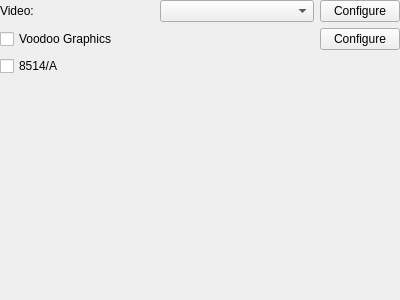
Above: src/qt/qt_settingsdisplay.ui from 86Box/86Box before the change. Below: the same form after it.
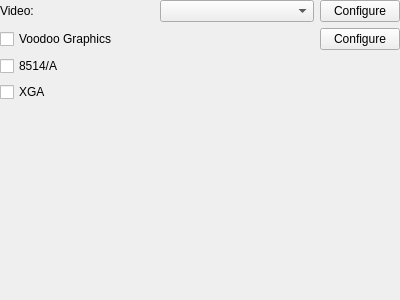
That is the form after the change.

```diff
--- a/src/qt/qt_settingsdisplay.ui
+++ b/src/qt/qt_settingsdisplay.ui
@@ -70,7 +70,14 @@
      </property>
     </widget>
    </item>
-   <item row="3" column="0">
+   <item row="3" column="0" colspan="2">
+    <widget class="QCheckBox" name="checkBoxXga">
+     <property name="text">
+      <string>XGA</string>
+     </property>
+    </widget>
+   </item>
+   <item row="4" column="0">
     <spacer name="verticalSpacer">
      <property name="orientation">
       <enum>Qt::Vertical</enum>
```
